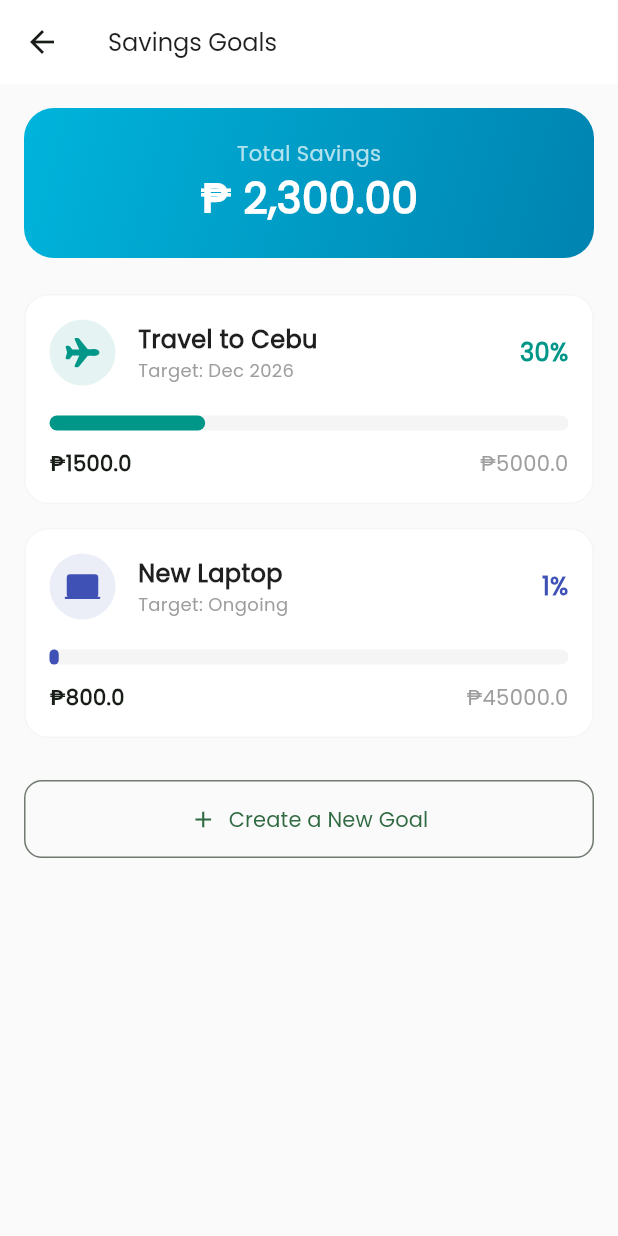
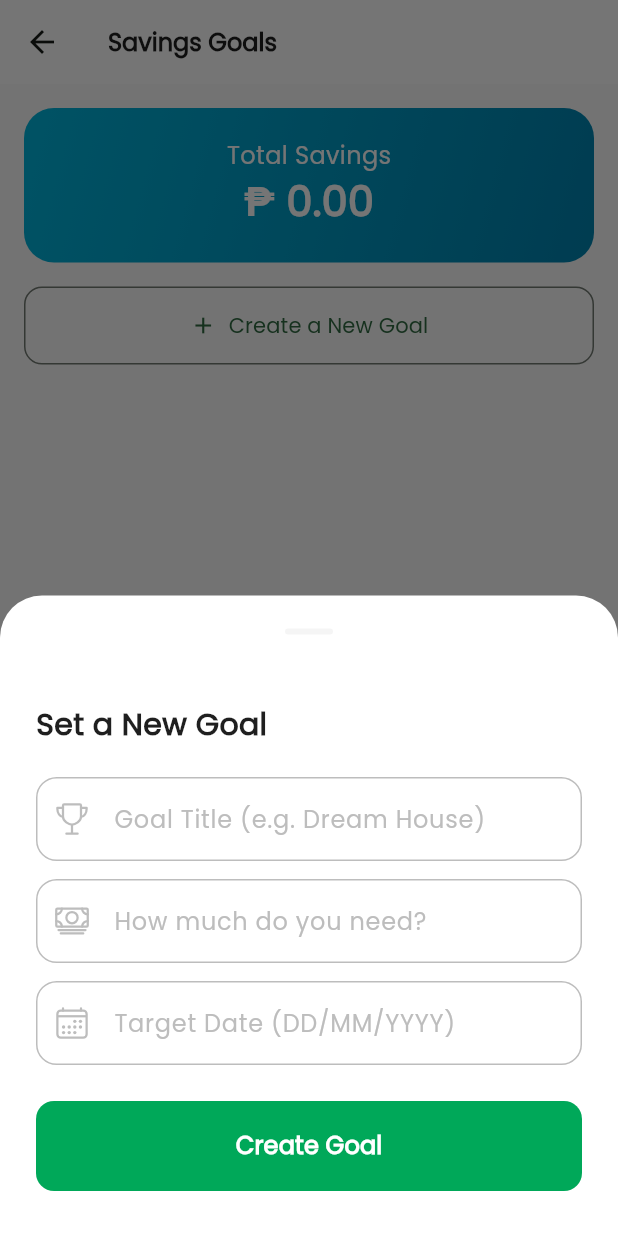
Before and after one commit to sam021624/spendsmart, a Flutter app: the GoalsScreen screen opened directly, after a tap on "Create a New Goal", on a phone screen of 412 x 824 dp. Run offline on Flutter 3.47's test engine with Material 3 defaults, Android fonts, the phone set to English and light mode, and no system bars; our stand-ins replace carousel_slider, cloud_firestore, dotted_border, firebase_auth, firebase_core, flutter_bloc and 5 more; accounts and stored records are empty.

Commit message:
[FEAT] goal setting

```diff
--- /dev/null
+++ b/lib/models/goal_model.dart
@@ -0,0 +1,42 @@
+import 'package:cloud_firestore/cloud_firestore.dart';
+
+class GoalModel {
+  final String id;
+  final String title;
+  final double currentAmount;
+  final double targetAmount;
+  final String deadline;
+  final int iconCode;
+  final int colorValue;
+
+  GoalModel({
+    required this.id,
+    required this.title,
+    required this.currentAmount,
+    required this.targetAmount,
+    required this.deadline,
+    required this.iconCode,
+    required this.colorValue,
+  });
+
+  Map<String, dynamic> toMap() => {
+    'id': id,
+    'title': title,
+    'currentAmount': currentAmount,
+    'targetAmount': targetAmount,
+    'deadline': deadline,
+    'iconCode': iconCode,
+    'colorValue': colorValue,
+    'createdAt': FieldValue.serverTimestamp(),
+  };
+
+  factory GoalModel.fromMap(Map<String, dynamic> map) => GoalModel(
+    id: map['id'] ?? '',
+    title: map['title'] ?? '',
+    currentAmount: (map['currentAmount'] ?? 0).toDouble(),
+    targetAmount: (map['targetAmount'] ?? 0).toDouble(),
+    deadline: map['deadline'] ?? '',
+    iconCode: map['iconCode'] ?? 0xe0b0,
+    colorValue: map['colorValue'] ?? 0xFF008080,
+  );
+}
--- /dev/null
+++ b/lib/services/goal_service.dart
@@ -0,0 +1,74 @@
+import 'package:cloud_firestore/cloud_firestore.dart';
+import 'package:flutter/material.dart';
+import 'package:flutter_riverpod/flutter_riverpod.dart';
+import 'package:spendsmart/core/services/auth_provider.dart';
+import '../models/goal_model.dart';
+
+class GoalService {
+  final FirebaseFirestore _firestore = FirebaseFirestore.instance;
+  final String uid;
+
+  GoalService(this.uid);
+
+  // Stream of Goals
+  Stream<List<GoalModel>> getGoals() {
+    return _firestore
+        .collection('users')
+        .doc(uid)
+        .collection('goals')
+        .orderBy('createdAt', descending: false)
+        .snapshots()
+        .map(
+          (snapshot) => snapshot.docs
+              .map((doc) => GoalModel.fromMap(doc.data()))
+              .toList(),
+        );
+  }
+
+  // Add a new Goal
+  Future<void> addGoal(GoalModel goal) async {
+    final docRef = _firestore
+        .collection('users')
+        .doc(uid)
+        .collection('goals')
+        .doc();
+    await docRef.set(goal.toMap()..['id'] = docRef.id);
+  }
+
+  Future<void> createGoal({
+    required String title,
+    required double target,
+    required String deadline,
+    required int iconCode,
+    required Color color,
+  }) async {
+    final docRef = _firestore
+        .collection('users')
+        .doc(uid)
+        .collection('goals')
+        .doc();
+
+    final newGoal = GoalModel(
+      id: docRef.id,
+      title: title,
+      targetAmount: target,
+      currentAmount: 0.0,
+      deadline: deadline,
+      iconCode: iconCode,
+      colorValue: color.value,
+    );
+
+    await docRef.set(newGoal.toMap());
+  }
+}
+
+final goalServiceProvider = Provider<GoalService?>((ref) {
+  final user = ref.watch(authStateProvider).value;
+  if (user == null) return null;
+  return GoalService(user.uid);
+});
+
+final goalsStreamProvider = StreamProvider<List<GoalModel>>((ref) {
+  final service = ref.watch(goalServiceProvider);
+  return service != null ? service.getGoals() : Stream.value([]);
+});
--- a/lib/views/envelope/presentation/envelope_screen.dart
+++ b/lib/views/envelope/presentation/envelope_screen.dart
@@ -176,7 +176,7 @@ class _EnvelopeScreenState extends ConsumerState<EnvelopeScreen> {
         ? (envelope.remainingAmount / envelope.budgetAmount)
         : 0;
     return Container(
-      padding: EdgeInsets.all(16.w),
+      padding: EdgeInsets.all(12.w),
       decoration: BoxDecoration(
         color: Colors.white,
         borderRadius: BorderRadius.circular(16.r),
--- a/lib/views/goal/presentation/goal_screen.dart
+++ b/lib/views/goal/presentation/goal_screen.dart
@@ -1,62 +1,50 @@
 import 'package:flutter/material.dart';
-import 'package:ionicons/ionicons.dart';
+import 'package:flutter_riverpod/flutter_riverpod.dart';
+import 'package:flutter_screenutil/flutter_screenutil.dart';
+import 'package:spendsmart/common/constants/app_colors.dart';
 import 'package:spendsmart/common/widgets/widget_text.dart';
+import 'package:spendsmart/models/goal_model.dart';
+import 'package:spendsmart/services/goal_service.dart';
+import 'package:spendsmart/views/goal/widgets/goal_modals.dart';
 
-class GoalsScreen extends StatelessWidget {
+class GoalsScreen extends ConsumerWidget {
   const GoalsScreen({super.key});
 
   @override
-  Widget build(BuildContext context) {
+  Widget build(BuildContext context, WidgetRef ref) {
+    final goalsAsync = ref.watch(goalsStreamProvider);
+
     return Scaffold(
-      appBar: AppBar(title: const WidgetText(text: "Savings Goals")),
-      body: ListView(
-        padding: const EdgeInsets.all(16.0),
-        children: [
-          // 1. Total Saved Summary
-          _buildGoalSummaryCard(),
+      appBar: AppBar(
+        title: const WidgetText(
+          text: "Savings Goals",
+          fontWeight: FontWeight.bold,
+        ),
+      ),
+      body: goalsAsync.when(
+        loading: () => const Center(child: CircularProgressIndicator()),
+        error: (err, _) => Center(child: Text("Error: $err")),
+        data: (goals) {
+          double totalSaved = goals.fold(0, (sum, g) => sum + g.currentAmount);
 
-          const SizedBox(height: 24),
+          return ListView(
+            padding: const EdgeInsets.all(16.0),
+            children: [
+              _buildGoalSummaryCard(totalSaved),
+              const SizedBox(height: 8),
 
-          // 2. Active Goals List
-          _buildGoalCard(
-            context,
-            title: "Travel to Cebu",
-            current: 1500,
-            target: 5000,
-            icon: Ionicons.airplane,
-            color: Colors.teal,
-            deadline: "Dec 2026",
-          ),
+              ...goals.map((goal) => _buildGoalCard(context, goal)),
 
-          _buildGoalCard(
-            context,
-            title: "New Laptop",
-            current: 800,
-            target: 45000,
-            icon: Ionicons.laptop,
-            color: Colors.indigo,
-            deadline: "Ongoing",
-          ),
-
-          // 3. Add New Goal Placeholder
-          const SizedBox(height: 12),
-          OutlinedButton.icon(
-            onPressed: () {},
-            icon: const Icon(Icons.add),
-            label: const Text("Create a New Goal"),
-            style: OutlinedButton.styleFrom(
-              padding: const EdgeInsets.symmetric(vertical: 16),
-              shape: RoundedRectangleBorder(
-                borderRadius: BorderRadius.circular(12),
-              ),
-            ),
-          ),
-        ],
+              const SizedBox(height: 8),
+              _buildCreateGoalButton(context, ref),
+            ],
+          );
+        },
       ),
     );
   }
 
-  Widget _buildGoalSummaryCard() {
+  Widget _buildGoalSummaryCard(double total) {
     return Container(
       padding: const EdgeInsets.all(20),
       decoration: BoxDecoration(
@@ -67,33 +55,26 @@ class GoalsScreen extends StatelessWidget {
         ),
         borderRadius: BorderRadius.circular(20),
       ),
-      child: const Column(
+      child: Column(
         children: [
-          Text("Total Savings", style: TextStyle(color: Colors.white70)),
-          Text(
-            "₱ 2,300.00",
-            style: TextStyle(
-              color: Colors.white,
-              fontSize: 28,
-              fontWeight: FontWeight.bold,
-            ),
+          const WidgetText(text: "Total Savings", textColor: AppColors.white),
+          WidgetText(
+            text: "₱ ${total.toStringAsFixed(2)}",
+            textColor: Colors.white,
+            fontSize: 24.sp,
+            fontWeight: FontWeight.bold,
           ),
         ],
       ),
     );
   }
 
-  Widget _buildGoalCard(
-    BuildContext context, {
-    required String title,
-    required double current,
-    required double target,
-    required IconData icon,
-    required Color color,
-    required String deadline,
-  }) {
-    double progress = current / target;
+  Widget _buildGoalCard(BuildContext context, GoalModel goal) {
+    double progress = goal.targetAmount > 0
+        ? goal.currentAmount / goal.targetAmount
+        : 0;
     int percentage = (progress * 100).toInt();
+    Color goalColor = Color(goal.colorValue);
 
     return Container(
       margin: const EdgeInsets.only(bottom: 16),
@@ -110,10 +91,17 @@ class GoalsScreen extends StatelessWidget {
               Container(
                 padding: const EdgeInsets.all(10),
                 decoration: BoxDecoration(
-                  color: color.withOpacity(0.1),
+                  color: goalColor.withOpacity(0.1),
                   shape: BoxShape.circle,
                 ),
-                child: Icon(icon, color: color),
+                child: Icon(
+                  IconData(
+                    goal.iconCode,
+                    fontFamily: 'Ionicons',
+                    fontPackage: 'ionicons',
+                  ),
+                  color: goalColor,
+                ),
               ),
               const SizedBox(width: 15),
               Expanded(
@@ -121,12 +109,12 @@ class GoalsScreen extends StatelessWidget {
                   crossAxisAlignment: CrossAxisAlignment.start,
                   children: [
                     WidgetText(
-                      text: title,
+                      text: goal.title,
                       fontWeight: FontWeight.bold,
                       fontSize: 16,
                     ),
                     WidgetText(
-                      text: "Target: $deadline",
+                      text: "Target: ${goal.deadline}",
                       textColor: Colors.grey,
                       fontSize: 12,
                     ),
@@ -135,7 +123,7 @@ class GoalsScreen extends StatelessWidget {
               ),
               WidgetText(
                 text: "$percentage%",
-                textColor: color,
+                textColor: goalColor,
                 fontWeight: FontWeight.bold,
               ),
             ],
@@ -144,7 +132,7 @@ class GoalsScreen extends StatelessWidget {
           LinearProgressIndicator(
             value: progress,
             backgroundColor: Colors.grey.withOpacity(0.1),
-            valueColor: AlwaysStoppedAnimation<Color>(color),
+            valueColor: AlwaysStoppedAnimation<Color>(goalColor),
             minHeight: 10,
             borderRadius: BorderRadius.circular(5),
           ),
@@ -153,14 +141,29 @@ class GoalsScreen extends StatelessWidget {
             mainAxisAlignment: MainAxisAlignment.spaceBetween,
             children: [
               Text(
-                "₱$current",
+                "₱${goal.currentAmount.toInt()}",
                 style: const TextStyle(fontWeight: FontWeight.bold),
               ),
-              Text("₱$target", style: const TextStyle(color: Colors.grey)),
+              Text(
+                "₱${goal.targetAmount.toInt()}",
+                style: const TextStyle(color: Colors.grey),
+              ),
             ],
           ),
         ],
       ),
     );
   }
+
+  Widget _buildCreateGoalButton(BuildContext context, WidgetRef ref) {
+    return OutlinedButton.icon(
+      onPressed: () => GoalModals.showCreateGoalModal(context, ref),
+      icon: const Icon(Icons.add),
+      label: const Text("Create a New Goal"),
+      style: OutlinedButton.styleFrom(
+        padding: const EdgeInsets.symmetric(vertical: 16),
+        shape: RoundedRectangleBorder(borderRadius: BorderRadius.circular(12)),
+      ),
+    );
+  }
 }
--- /dev/null
+++ b/lib/views/goal/widgets/goal_modals.dart
@@ -0,0 +1,105 @@
+import 'package:flutter/material.dart';
+import 'package:flutter_riverpod/flutter_riverpod.dart';
+import 'package:ionicons/ionicons.dart';
+import 'package:spendsmart/common/widgets/widget_button.dart';
+import 'package:spendsmart/common/widgets/widget_text.dart';
+import 'package:spendsmart/common/widgets/widget_text_field.dart';
+import 'package:spendsmart/services/goal_service.dart';
+
+class GoalModals {
+  static void showCreateGoalModal(BuildContext context, WidgetRef ref) {
+    final titleController = TextEditingController();
+    final amountController = TextEditingController();
+    final dateController = TextEditingController();
+
+    showModalBottomSheet(
+      context: context,
+      isScrollControlled: true,
+      shape: const RoundedRectangleBorder(
+        borderRadius: BorderRadius.vertical(top: Radius.circular(28)),
+      ),
+      builder: (context) => Padding(
+        padding: EdgeInsets.only(
+          bottom: MediaQuery.of(context).viewInsets.bottom,
+          left: 24,
+          right: 24,
+          top: 24,
+        ),
+        child: Column(
+          mainAxisSize: MainAxisSize.min,
+          crossAxisAlignment: CrossAxisAlignment.start,
+          children: [
+            const WidgetText(
+              text: "Set a New Goal",
+              fontSize: 20,
+              fontWeight: FontWeight.bold,
+            ),
+            const SizedBox(height: 20),
+
+            WidgetTextField(
+              controller: titleController,
+              hintText: "Goal Title (e.g. Dream House)",
+              iconData: Ionicons.trophy_outline,
+            ),
+            const SizedBox(height: 12),
+
+            WidgetTextField(
+              controller: amountController,
+              hintText: "How much do you need?",
+              keyboardType: TextInputType.number,
+              iconData: Ionicons.cash_outline,
+            ),
+            const SizedBox(height: 12),
+
+            GestureDetector(
+              onTap: () async {
+                DateTime? pickedDate = await showDatePicker(
+                  context: context,
+                  initialDate: DateTime.now(),
+                  firstDate: DateTime.now(),
+                  lastDate: DateTime(2035),
+                );
+
+                if (pickedDate != null) {
+                  dateController.text =
+                      "${pickedDate.day}/${pickedDate.month}/${pickedDate.year}";
+                }
+              },
+              child: AbsorbPointer(
+                child: WidgetTextField(
+                  controller: dateController,
+                  hintText: "Target Date (DD/MM/YYYY)",
+                  iconData: Ionicons.calendar_outline,
+                ),
+              ),
+            ),
+            const SizedBox(height: 24),
+
+            WidgetButton(
+              text: "Create Goal",
+              onPressed: () async {
+                final title = titleController.text;
+                final target = double.tryParse(amountController.text) ?? 0;
+                final date = dateController.text;
+
+                if (title.isNotEmpty && target > 0 && date.isNotEmpty) {
+                  await ref
+                      .read(goalServiceProvider)
+                      ?.createGoal(
+                        title: title,
+                        target: target,
+                        deadline: date,
+                        iconCode: Ionicons.star.codePoint,
+                        color: Colors.indigo,
+                      );
+                  Navigator.pop(context);
+                }
+              },
+            ),
+            const SizedBox(height: 30),
+          ],
+        ),
+      ),
+    );
+  }
+}
```
